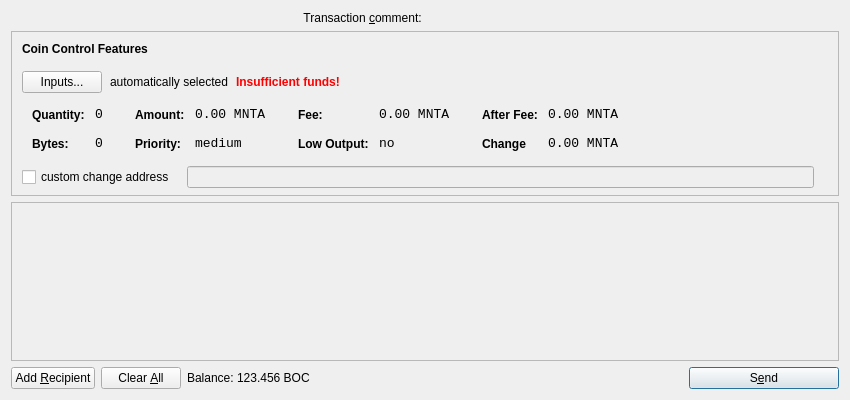
Qt form src/qt/forms/sendcoinsdialog.ui (emarkproject/eMark) before a commit.
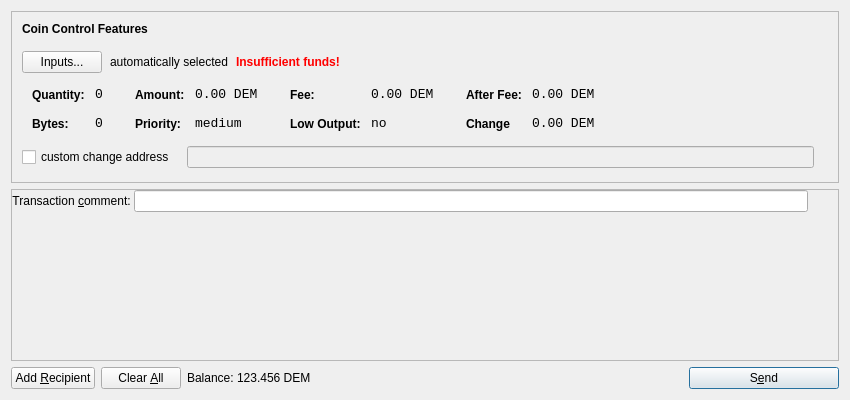
The same form after that commit. Icons and pictures are not drawn. Custom widgets are drawn as their Qt base class.

The edit to the form file:
```diff
--- a/src/qt/forms/sendcoinsdialog.ui
+++ b/src/qt/forms/sendcoinsdialog.ui
@@ -13,37 +13,7 @@
   <property name="windowTitle">
    <string>Send Coins</string>
   </property>
-  <layout class="QVBoxLayout" name="verticalLayout" stretch="0,0,1,0">
-   <item>
-    <layout class="QHBoxLayout" name="horizontalLayoutTxComment">
-     <property name="spacing">
-      <number>0</number>
-     </property>
-     <item>
-      <widget class="QLabel" name="labelTxComment">
-       <property name="text">
-        <string>Transaction &amp;comment: </string>
-       </property>
-       <property name="alignment">
-        <set>Qt::AlignLeading|Qt::AlignLeft|Qt::AlignRight|Qt::AlignTrailing|Qt::AlignVCenter</set>
-       </property>
-       <property name="buddy">
-        <cstring>editTxComment</cstring>
-       </property>
-      </widget>
-     </item>
-     <item>
-      <widget class="QValidatedLineEdit" name="editTxComment" native="true">
-       <property name="enabled">
-        <bool>true</bool>
-       </property>
-       <property name="toolTip">
-        <string>Enter a transaction comment  (MAX 256 Characters) (Note: this information is public)</string>
-       </property>
-      </widget>
-     </item>
-    </layout>
-   </item>
+  <layout class="QVBoxLayout" name="verticalLayout" stretch="0,0,0">
    <item>
     <widget class="QFrame" name="frameCoinControl">
      <property name="sizePolicy">
@@ -66,7 +36,7 @@
      </property>
      <layout class="QVBoxLayout" name="verticalLayoutCoinControl2">
       <property name="spacing">
-       <number>-1</number>
+       <number>6</number>
       </property>
       <property name="leftMargin">
        <number>0</number>
@@ -348,7 +318,7 @@
                   <enum>Qt::ActionsContextMenu</enum>
                  </property>
                  <property name="text">
-                  <string>0.00 MNTA</string>
+                  <string>0.00 DEM</string>
                  </property>
                  <property name="textInteractionFlags">
                   <set>Qt::LinksAccessibleByMouse|Qt::TextSelectableByKeyboard|Qt::TextSelectableByMouse</set>
@@ -434,7 +404,7 @@
                   <enum>Qt::ActionsContextMenu</enum>
                  </property>
                  <property name="text">
-                  <string>0.00 MNTA</string>
+                  <string>0.00 DEM</string>
                  </property>
                  <property name="textInteractionFlags">
                   <set>Qt::LinksAccessibleByMouse|Qt::TextSelectableByKeyboard|Qt::TextSelectableByMouse</set>
@@ -520,7 +490,7 @@
                   <enum>Qt::ActionsContextMenu</enum>
                  </property>
                  <property name="text">
-                  <string>0.00 MNTA</string>
+                  <string>0.00 DEM</string>
                  </property>
                  <property name="textInteractionFlags">
                   <set>Qt::LinksAccessibleByMouse|Qt::TextSelectableByKeyboard|Qt::TextSelectableByMouse</set>
@@ -552,7 +522,7 @@
                   <enum>Qt::ActionsContextMenu</enum>
                  </property>
                  <property name="text">
-                  <string>0.00 MNTA</string>
+                  <string>0.00 DEM</string>
                  </property>
                  <property name="textInteractionFlags">
                   <set>Qt::LinksAccessibleByMouse|Qt::TextSelectableByKeyboard|Qt::TextSelectableByMouse</set>
@@ -653,7 +623,7 @@
         <x>0</x>
         <y>0</y>
         <width>830</width>
-        <height>165</height>
+        <height>170</height>
        </rect>
       </property>
       <layout class="QVBoxLayout" name="verticalLayout_2">
@@ -667,6 +637,42 @@
          </property>
         </layout>
        </item>
+       <item>
+        <layout class="QHBoxLayout" name="horizontalLayoutTxComment">
+         <property name="spacing">
+          <number>0</number>
+         </property>
+         <property name="leftMargin">
+          <number>0</number>
+         </property>
+         <property name="rightMargin">
+          <number>30</number>
+         </property>
+         <item>
+          <widget class="QLabel" name="labelTxComment">
+           <property name="text">
+            <string>Transaction &amp;comment: </string>
+           </property>
+           <property name="alignment">
+            <set>Qt::AlignLeading|Qt::AlignLeft|Qt::AlignRight|Qt::AlignTrailing|Qt::AlignVCenter</set>
+           </property>
+           <property name="buddy">
+            <cstring>editTxComment</cstring>
+           </property>
+          </widget>
+         </item>
+         <item>
+          <widget class="QValidatedLineEdit" name="editTxComment">
+           <property name="enabled">
+            <bool>true</bool>
+           </property>
+           <property name="toolTip">
+            <string>Enter a transaction comment  (MAX 256 Characters) (Note: this information is public)</string>
+           </property>
+          </widget>
+         </item>
+        </layout>
+       </item>
        <item>
         <spacer name="verticalSpacer">
          <property name="orientation">
@@ -759,7 +765,7 @@
           <cursorShape>IBeamCursor</cursorShape>
          </property>
          <property name="text">
-          <string>123.456 BOC</string>
+          <string>123.456 DEM</string>
          </property>
          <property name="textInteractionFlags">
           <set>Qt::LinksAccessibleByMouse|Qt::TextSelectableByKeyboard|Qt::TextSelectableByMouse</set>
@@ -811,7 +817,7 @@
  <customwidgets>
   <customwidget>
    <class>QValidatedLineEdit</class>
-   <extends>QWidget</extends>
+   <extends>QLineEdit</extends>
    <header>qvalidatedlineedit.h</header>
   </customwidget>
  </customwidgets>
```
Left out of the diff: 34 changed lines with no effect on the pictures.
